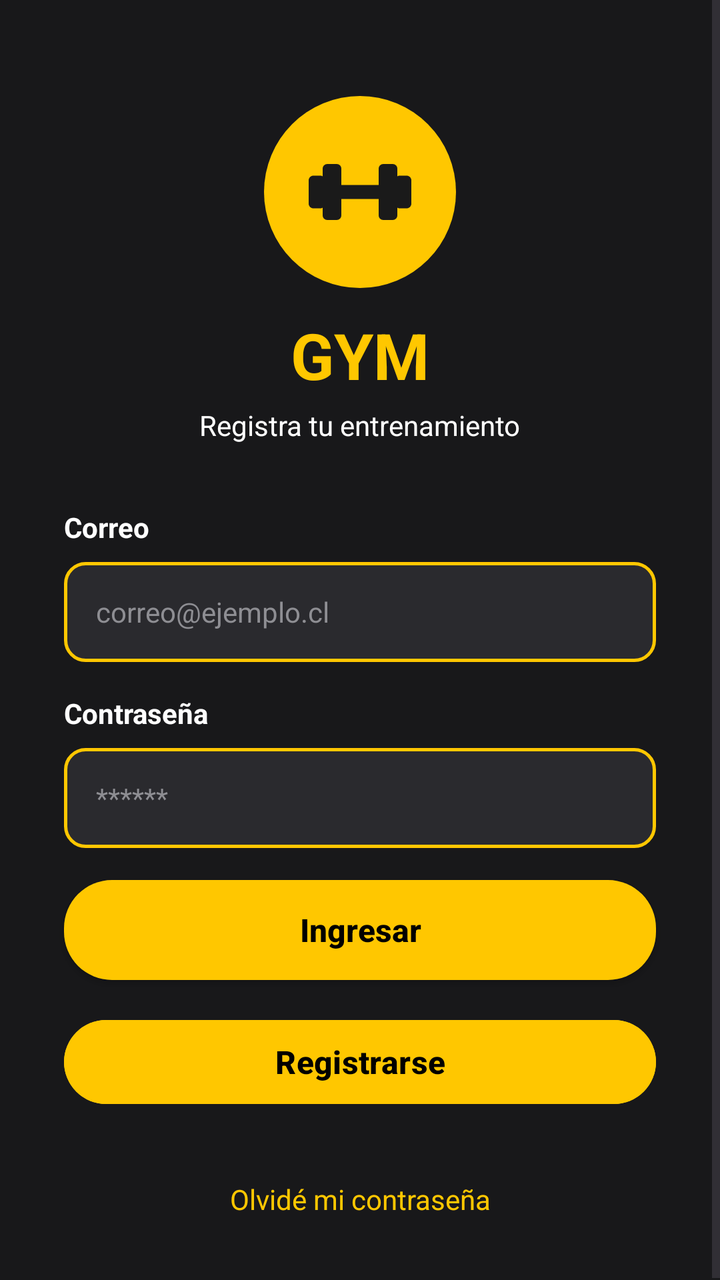
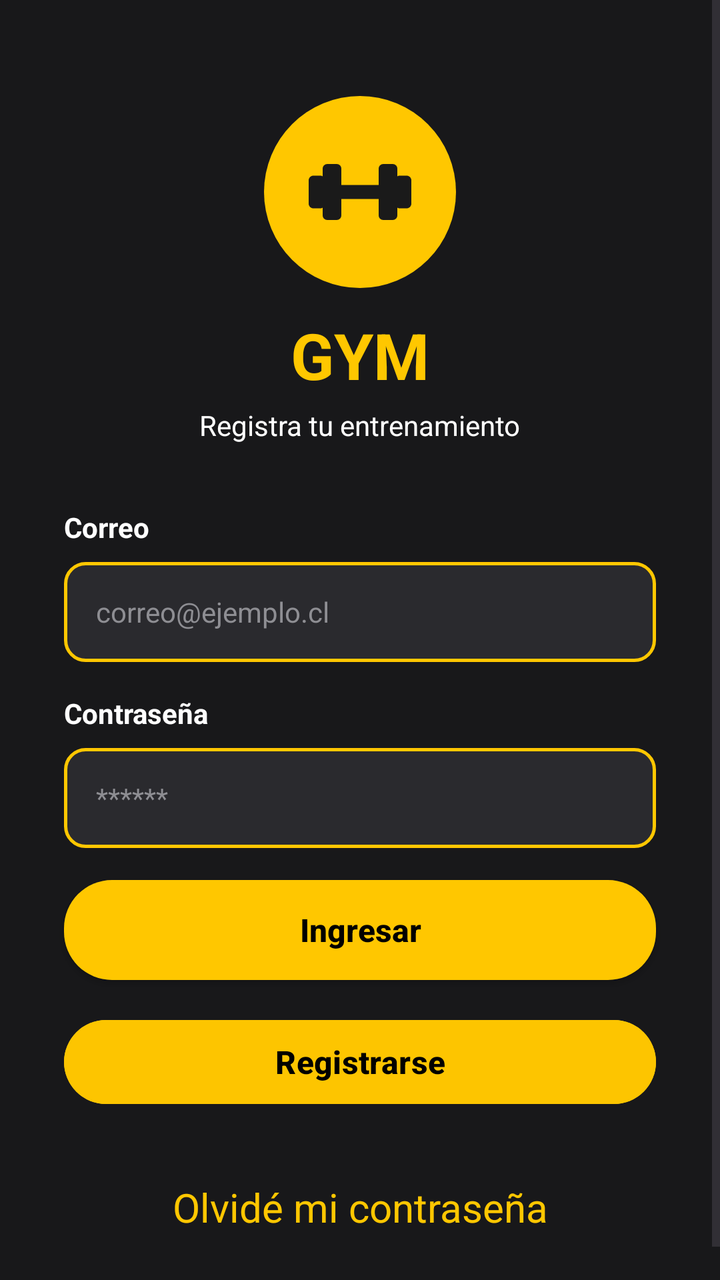

The first picture is an Android layout as it rendered before a commit; the second is the same layout after the commit. The layout source and the unified diff follow.
<!-- AndroidManifest.xml: application theme Theme.Ev3NuevasTecnologias -->
<!-- res/layout/activity_login_gym_app.xml -->
<?xml version="1.0" encoding="utf-8"?>
<ScrollView xmlns:android="http://schemas.android.com/apk/res/android"
    xmlns:app="http://schemas.android.com/apk/res-auto"
    xmlns:tools="http://schemas.android.com/tools"
    android:id="@+id/main"
    android:layout_width="match_parent"
    android:layout_height="match_parent"
    android:fillViewport="true"
    android:background="@color/gym_bg_dark"
    tools:context=".loginGymApp">

    <androidx.constraintlayout.widget.ConstraintLayout
        android:layout_width="match_parent"
        android:layout_height="wrap_content"
        android:paddingBottom="32dp">

        
        <ImageView
            android:id="@+id/imgLogo"
            android:layout_width="96dp"
            android:layout_height="96dp"
            android:layout_marginTop="48dp"
            android:background="@drawable/bg_circle_yellow"
            android:contentDescription="@string/app_name"
            android:padding="20dp"
            android:src="@drawable/logo_pesa"
            app:layout_constraintEnd_toEndOf="parent"
            app:layout_constraintStart_toStartOf="parent"
            app:layout_constraintTop_toTopOf="parent" />

        
        <TextView
            android:id="@+id/tv_titulo_login"
            android:layout_width="wrap_content"
            android:layout_height="wrap_content"
            android:layout_marginTop="12dp"
            android:text="@string/gym_title"
            android:textColor="@color/gym_yellow"
            android:textSize="32sp"
            android:textStyle="bold"
            app:layout_constraintEnd_toEndOf="parent"
            app:layout_constraintStart_toStartOf="parent"
            app:layout_constraintTop_toBottomOf="@id/imgLogo" />

        
        <TextView
            android:id="@+id/tv_subtitulo_login"
            android:layout_width="wrap_content"
            android:layout_height="wrap_content"
            android:layout_marginTop="4dp"
            android:text="@string/gym_subtitle"
            android:textColor="@color/gym_text_white"
            android:textSize="14sp"
            app:layout_constraintEnd_toEndOf="parent"
            app:layout_constraintStart_toStartOf="parent"
            app:layout_constraintTop_toBottomOf="@id/tv_titulo_login" />

        
        <TextView
            android:id="@+id/lbl_correo_login"
            android:layout_width="0dp"
            android:layout_height="wrap_content"
            android:layout_marginStart="32dp"
            android:layout_marginTop="32dp"
            android:layout_marginEnd="32dp"
            android:text="@string/label_correo"
            android:textColor="@color/gym_text_white"
            android:textSize="14sp"
            android:textStyle="bold"
            app:layout_constraintEnd_toEndOf="parent"
            app:layout_constraintStart_toStartOf="parent"
            app:layout_constraintTop_toBottomOf="@id/tv_subtitulo_login" />

        
        <EditText
            android:id="@+id/txt_correo_login"
            android:layout_width="0dp"
            android:layout_height="50dp"
            android:layout_marginStart="32dp"
            android:layout_marginTop="8dp"
            android:layout_marginEnd="32dp"
            android:autofillHints="emailAddress"
            android:background="@drawable/bg_input_field"
            android:hint="correo@ejemplo.cl"
            android:inputType="textEmailAddress"
            android:paddingHorizontal="16dp"
            android:textColor="@color/gym_text_white"
            android:textColorHint="@color/gym_text_gray"
            android:textSize="14sp"
            app:layout_constraintEnd_toEndOf="parent"
            app:layout_constraintStart_toStartOf="parent"
            app:layout_constraintTop_toBottomOf="@id/lbl_correo_login" />

        
        <TextView
            android:id="@+id/lbl_clave_login"
            android:layout_width="0dp"
            android:layout_height="wrap_content"
            android:layout_marginStart="32dp"
            android:layout_marginTop="16dp"
            android:layout_marginEnd="32dp"
            android:text="@string/label_contrasena"
            android:textColor="@color/gym_text_white"
            android:textSize="14sp"
            android:textStyle="bold"
            app:layout_constraintEnd_toEndOf="parent"
            app:layout_constraintStart_toStartOf="parent"
            app:layout_constraintTop_toBottomOf="@id/txt_correo_login" />

        
        <EditText
            android:id="@+id/txt_clave_login"
            android:layout_width="0dp"
            android:layout_height="50dp"
            android:layout_marginStart="32dp"
            android:layout_marginTop="8dp"
            android:layout_marginEnd="32dp"
            android:autofillHints="password"
            android:background="@drawable/bg_input_field"
            android:hint="******"
            android:inputType="textPassword"
            android:paddingHorizontal="16dp"
            android:textColor="@color/gym_text_white"
            android:textColorHint="@color/gym_text_gray"
            android:textSize="14sp"
            app:layout_constraintEnd_toEndOf="parent"
            app:layout_constraintStart_toStartOf="parent"
            app:layout_constraintTop_toBottomOf="@id/lbl_clave_login" />

        
        <TextView
            android:id="@+id/tv_error_login"
            android:layout_width="0dp"
            android:layout_height="wrap_content"
            android:layout_marginStart="32dp"
            android:layout_marginTop="12dp"
            android:layout_marginEnd="32dp"
            android:gravity="center"
            android:text="@string/error_credentials"
            android:textColor="@color/gym_error_red"
            android:textSize="13sp"
            android:visibility="gone"
            app:layout_constraintEnd_toEndOf="parent"
            app:layout_constraintStart_toStartOf="parent"
            app:layout_constraintTop_toBottomOf="@id/txt_clave_login"
            tools:visibility="invisible" />

        
        <androidx.appcompat.widget.AppCompatButton
            android:id="@+id/btn_ingresar_login"
            android:layout_width="0dp"
            android:layout_height="50dp"
            android:layout_marginStart="32dp"
            android:layout_marginTop="16dp"
            android:layout_marginEnd="32dp"
            android:background="@drawable/bg_button_yellow"
            android:text="@string/btn_ingresar"
            android:textAllCaps="false"
            android:textColor="@color/black"
            android:textSize="16sp"
            android:textStyle="bold"
            app:layout_constraintEnd_toEndOf="parent"
            app:layout_constraintStart_toStartOf="parent"
            app:layout_constraintTop_toBottomOf="@id/tv_error_login" />

        
        <TextView
            android:id="@+id/tv_recuperar_login"
            android:layout_width="wrap_content"
            android:layout_height="wrap_content"
            android:layout_marginTop="100dp"
            android:clickable="true"
            android:focusable="true"
            android:gravity="center"
            android:onClick="irRecuperar"
            android:text="@string/link_olvide_contrasena"
            android:textColor="@color/gym_yellow"
            android:textSize="14sp"
            app:layout_constraintEnd_toEndOf="parent"
            app:layout_constraintStart_toStartOf="parent"
            app:layout_constraintTop_toBottomOf="@id/btn_ingresar_login" />

        <Button
            android:id="@+id/btn_registrarse_login"
            android:layout_width="0dp"
            android:layout_height="50dp"
            android:layout_marginStart="32dp"
            android:layout_marginTop="16dp"
            android:layout_marginEnd="32dp"
            android:backgroundTint="@color/gym_yellow"
            android:onClick="irRegistro"
            android:text="Registrarse"
            android:textColor="@color/black"
            android:textSize="16sp"
            android:textStyle="bold"
            app:layout_constraintEnd_toEndOf="parent"
            app:layout_constraintStart_toStartOf="parent"
            app:layout_constraintTop_toBottomOf="@+id/btn_ingresar_login" />

    </androidx.constraintlayout.widget.ConstraintLayout>
</ScrollView>
<!-- resources referenced by this layout -->
<resources>
  <color name="black">#FF000000</color>
  <color name="gym_bg_dark">#18181A</color>
  <color name="gym_error_red">#FF3B30</color>
  <color name="gym_text_gray">#8E8E93</color>
  <color name="gym_text_white">#FFFFFF</color>
  <color name="gym_yellow">#FFC700</color>
  <!-- drawable bg_button_yellow (drawable) -->
  <?xml version="1.0" encoding="utf-8"?>
  <shape xmlns:android="http://schemas.android.com/apk/res/android"
      android:shape="rectangle">
      <solid android:color="@color/gym_yellow" />
      <corners android:radius="24dp" />
  </shape>
  <!-- drawable bg_circle_yellow (drawable) -->
  <?xml version="1.0" encoding="utf-8"?>
  <shape xmlns:android="http://schemas.android.com/apk/res/android"
      android:shape="oval">
      <solid android:color="@color/gym_yellow" />
  </shape>
  <!-- drawable bg_input_field (drawable) -->
  <?xml version="1.0" encoding="utf-8"?>
  <shape xmlns:android="http://schemas.android.com/apk/res/android"
      android:shape="rectangle">
      <solid android:color="@color/gym_field_bg" />
      <stroke
          android:width="1.5dp"
          android:color="@color/gym_yellow" />
      <corners android:radius="10dp" />
  </shape>
  <!-- drawable logo_pesa (drawable) -->
  <vector xmlns:android="http://schemas.android.com/apk/res/android"
      android:width="48dp"
      android:height="48dp"
      android:viewportWidth="24"
      android:viewportHeight="24">
      
      <path
          android:fillColor="#1A1A1A"
          android:pathData="M6,10.5h12v3H6z" />
      
      <path
          android:fillColor="#1A1A1A"
          android:pathData="M5,6h2c0.55,0 1,0.45 1,1v10c0,0.55 -0.45,1 -1,1H5c-0.55,0 -1,-0.45 -1,-1V7c0,-0.55 0.45,-1 1,-1z" />
      
      <path
          android:fillColor="#1A1A1A"
          android:pathData="M2,8.5h1.5c0.55,0 1,0.45 1,1v5c0,0.55 -0.45,1 -1,1H2c-0.55,0 -1,-0.45 -1,-1v-5c0,-0.55 0.45,-1 1,-1z" />
      
      <path
          android:fillColor="#1A1A1A"
          android:pathData="M17,6h2c0.55,0 1,0.45 1,1v10c0,0.55 -0.45,1 -1,1h-2c-0.55,0 -1,-0.45 -1,-1V7c0,-0.55 0.45,-1 1,-1z" />
      
      <path
          android:fillColor="#1A1A1A"
          android:pathData="M20.5,8.5h1.5c0.55,0 1,0.45 1,1v5c0,0.55 -0.45,1 -1,1h-1.5c-0.55,0 -1,-0.45 -1,-1v-5c0,-0.55 0.45,-1 1,-1z" />
  </vector>
  <string name="app_name">Ev3 Nuevas Tecnologias</string>
  <string name="btn_ingresar">Ingresar</string>
  <string name="error_credentials">Correo o contraseña incorrectos</string>
  <string name="gym_subtitle">Registra tu entrenamiento</string>
  <string name="gym_title">GYM</string>
  <string name="label_contrasena">Contraseña</string>
  <string name="label_correo">Correo</string>
  <string name="link_olvide_contrasena">Olvidé mi contraseña</string>
  <style name="Theme.Ev3NuevasTecnologias" parent="Base.Theme.Ev3NuevasTecnologias" />
  <color name="gym_field_bg">#2A2A2E</color>
  <style name="Base.Theme.Ev3NuevasTecnologias" parent="Theme.Material3.DayNight.NoActionBar">
          
          
      </style>
</resources>

<!-- the commit's change to res/layout/activity_login_gym_app.xml (unified diff, before → after) -->
@@ -12,7 +12,7 @@
     <androidx.constraintlayout.widget.ConstraintLayout
         android:layout_width="match_parent"
         android:layout_height="wrap_content"
-        android:paddingBottom="32dp">
+        android:paddingBottom="40dp">
 
         
         <ImageView
@@ -143,7 +143,7 @@
             app:layout_constraintEnd_toEndOf="parent"
             app:layout_constraintStart_toStartOf="parent"
             app:layout_constraintTop_toBottomOf="@id/txt_clave_login"
-            tools:visibility="invisible" />
+            tools:visibility="visible" />
 
         
         <androidx.appcompat.widget.AppCompatButton
@@ -175,7 +175,7 @@
             android:onClick="irRecuperar"
             android:text="@string/link_olvide_contrasena"
             android:textColor="@color/gym_yellow"
-            android:textSize="14sp"
+            android:textSize="20sp"
             app:layout_constraintEnd_toEndOf="parent"
             app:layout_constraintStart_toStartOf="parent"
             app:layout_constraintTop_toBottomOf="@id/btn_ingresar_login" />
@@ -187,7 +187,7 @@
             android:layout_marginStart="32dp"
             android:layout_marginTop="16dp"
             android:layout_marginEnd="32dp"
-            android:backgroundTint="@color/gym_yellow"
+            android:backgroundTint="#FDC500"
             android:onClick="irRegistro"
             android:text="Registrarse"
             android:textColor="@color/black"
